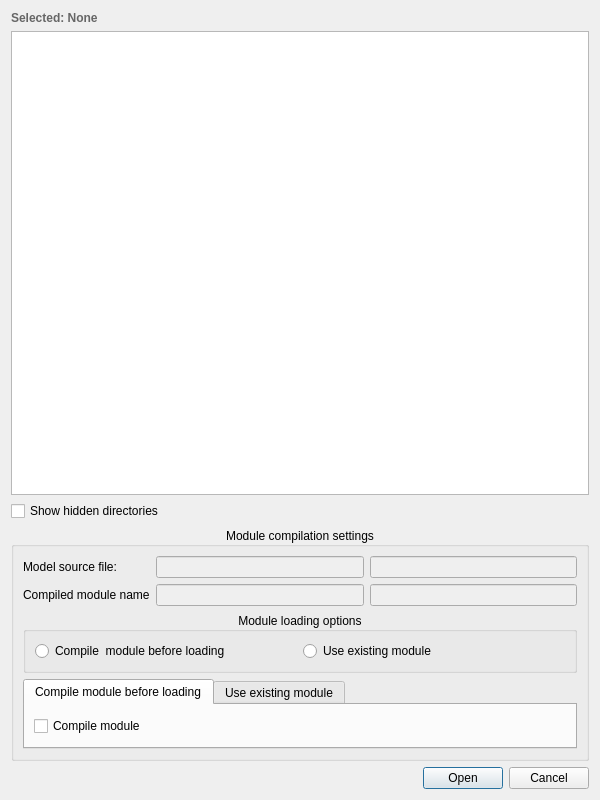
The window that widgets/CustomDirectoryDialog.ui (dmacri/OOpenCal-Viewer) describes before a commit, drawn with Qt 5.
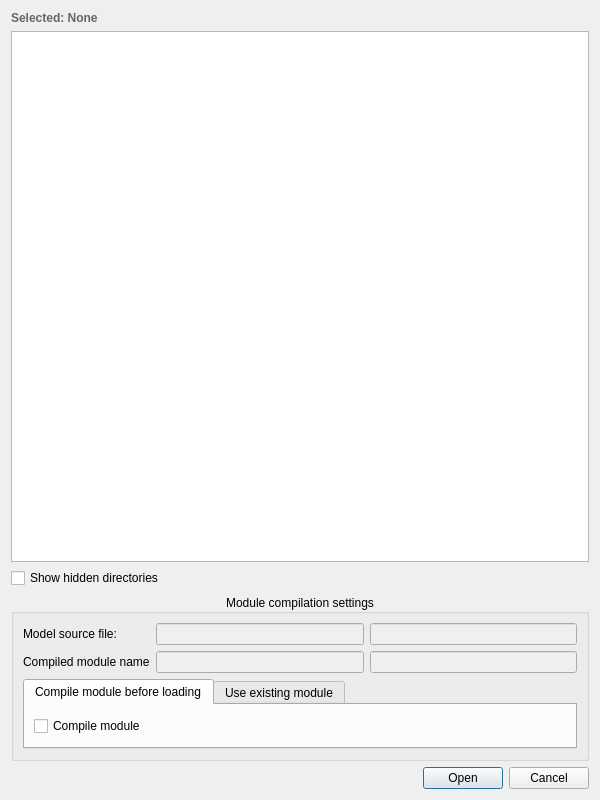
The same window after the commit.

Commit message: Removed unnecessarily widgets from CustomDirectoryDialog.ui

```diff
--- a/widgets/CustomDirectoryDialog.ui
+++ b/widgets/CustomDirectoryDialog.ui
@@ -96,38 +96,6 @@
        </widget>
       </item>
       <item row="2" column="0" colspan="3">
-       <widget class="QGroupBox" name="groupBox">
-        <property name="sizePolicy">
-         <sizepolicy hsizetype="Minimum" vsizetype="Preferred">
-          <horstretch>0</horstretch>
-          <verstretch>0</verstretch>
-         </sizepolicy>
-        </property>
-        <property name="title">
-         <string>Module loading options</string>
-        </property>
-        <property name="alignment">
-         <set>Qt::AlignmentFlag::AlignCenter</set>
-        </property>
-        <layout class="QHBoxLayout" name="horizontalLayout">
-         <item>
-          <widget class="QRadioButton" name="radioButton">
-           <property name="text">
-            <string>Compile  module before loading</string>
-           </property>
-          </widget>
-         </item>
-         <item>
-          <widget class="QRadioButton" name="radioButton_2">
-           <property name="text">
-            <string>Use existing module</string>
-           </property>
-          </widget>
-         </item>
-        </layout>
-       </widget>
-      </item>
-      <item row="3" column="0" colspan="3">
        <widget class="QTabWidget" name="loadingModuleOptionsTabWidget">
         <property name="sizePolicy">
          <sizepolicy hsizetype="Minimum" vsizetype="Minimum">
```
Left out of the diff: 56 changed lines with no effect on the pictures.
